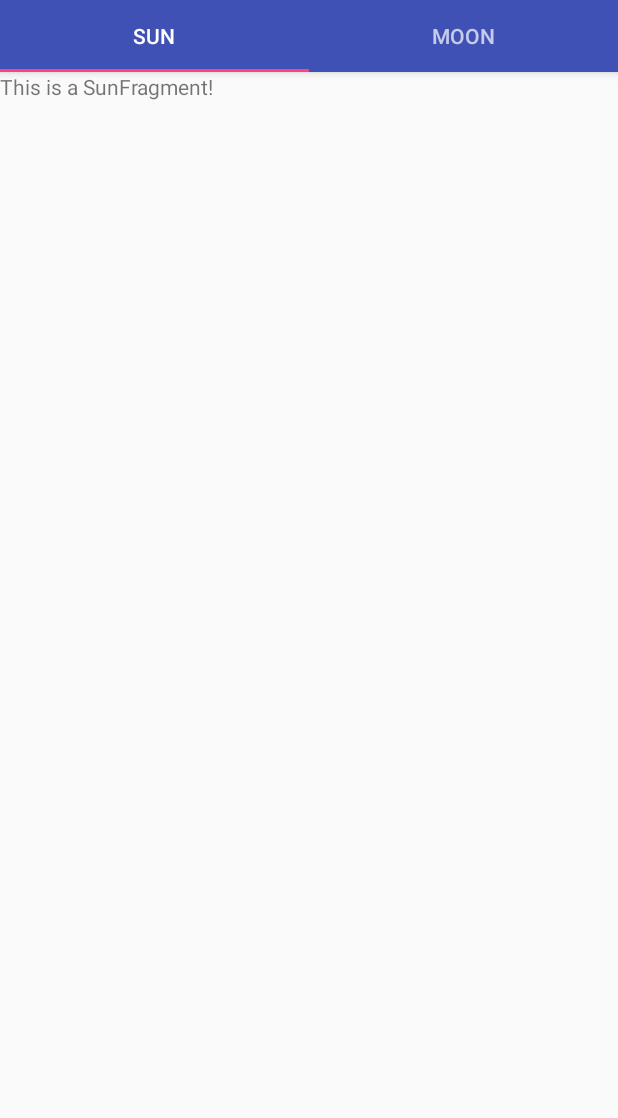
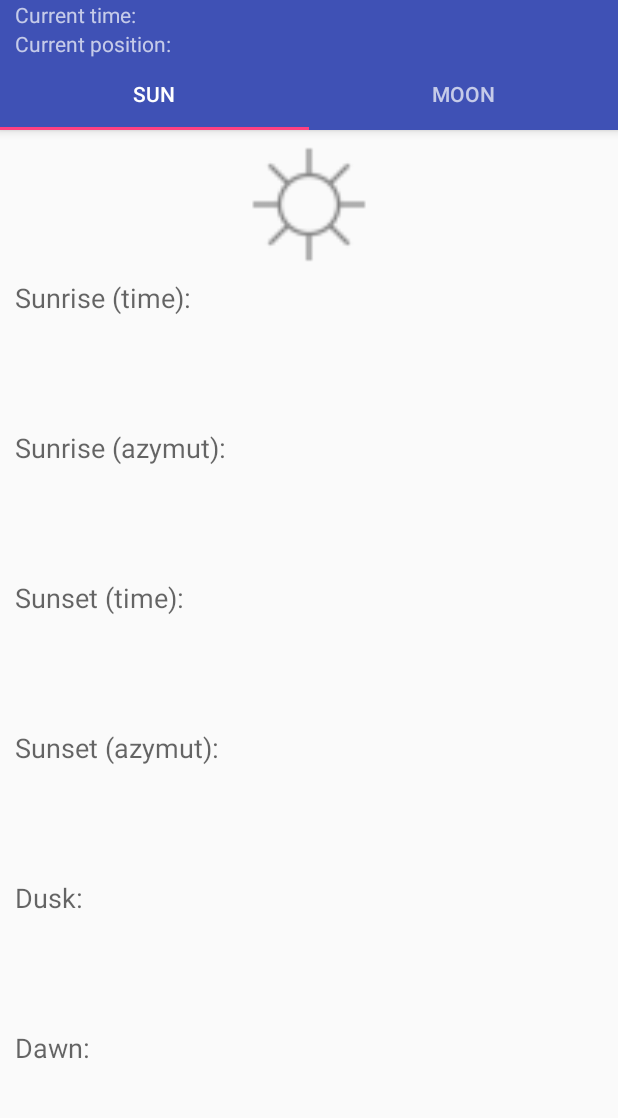
Before and after one commit to aartisoft/AstroWeather, an Android app: the screen it shows after launch (MainActivity), on a phone screen of 412 x 824 dp, the part 57-1175 px from its top. Run offline under Robolectric (Android 15) with nearby library versions, the phone set to English and light mode, and no system bars.

Commit message:
front update

```diff
--- a/app/src/main/AndroidManifest.xml
+++ b/app/src/main/AndroidManifest.xml
@@ -19,6 +19,7 @@
                 <category android:name="android.intent.category.LAUNCHER" />
             </intent-filter>
         </activity>
+        <activity android:name=".Settings"></activity>
     </application>
 
 </manifest>
--- a/app/src/main/java/pl/politechnika/szczesm3/astroweather/MainActivity.java
+++ b/app/src/main/java/pl/politechnika/szczesm3/astroweather/MainActivity.java
@@ -1,5 +1,7 @@
 package pl.politechnika.szczesm3.astroweather;
 
+import android.content.Context;
+import android.content.Intent;
 import android.support.design.widget.TabLayout;
 import android.support.v4.app.FragmentActivity;
 
@@ -10,6 +12,7 @@ import android.support.v4.view.ViewPager;
 import android.os.Bundle;
 import android.view.Menu;
 import android.view.MenuItem;
+import android.view.View;
 
 import pl.politechnika.szczesm3.astroweather.fragment.MoonFragment;
 import pl.politechnika.szczesm3.astroweather.fragment.SunFragment;
@@ -17,8 +20,13 @@ import pl.politechnika.szczesm3.astroweather.fragment.SunFragment;
 public class MainActivity extends FragmentActivity {
 
     private SectionsPagerAdapter mSectionsPagerAdapter;
+    final Context context = this;
+    private ViewPager mViewPager;
 
-    private ViewPager mViewPager;
+    public void enterSettings(View v){
+        Intent intent = new Intent(v.getContext(), Settings.class);
+        startActivity(intent);
+    }
 
     @Override
     protected void onCreate(Bundle savedInstanceState) {
--- a/app/src/main/res/layout-land/activity_main.xml
+++ b/app/src/main/res/layout-land/activity_main.xml
@@ -1,19 +1,91 @@
 <?xml version="1.0" encoding="utf-8"?>
-<LinearLayout xmlns:android="http://schemas.android.com/apk/res/android"
-    android:orientation="horizontal"
-    android:layout_width="fill_parent"
-    android:layout_height="fill_parent">
+<android.support.design.widget.CoordinatorLayout xmlns:android="http://schemas.android.com/apk/res/android"
+    xmlns:app="http://schemas.android.com/apk/res-auto"
+    xmlns:tools="http://schemas.android.com/tools"
+    android:id="@+id/main_content"
+    android:layout_width="match_parent"
+    android:layout_height="match_parent"
+    android:fitsSystemWindows="true"
+    tools:context=".MainActivity">
+
+    <android.support.design.widget.AppBarLayout
+        android:id="@+id/appbar"
+        android:layout_width="match_parent"
+        android:layout_height="wrap_content"
+        android:paddingTop="@dimen/appbar_padding_top"
+        android:theme="@style/AppTheme.AppBarOverlay">
+        <LinearLayout
+            android:layout_width="match_parent"
+            android:layout_height="match_parent"
+            android:orientation="vertical">
+
+            <LinearLayout
+                android:layout_width="match_parent"
+                android:layout_height="0dp"
+                android:layout_weight="2"
+                android:orientation="horizontal">
+
+                <TextView
+                    android:layout_width="0dp"
+                    android:layout_marginLeft="10dp"
+                    android:layout_height="30dp"
+                    android:layout_weight="7"
+                    android:textAppearance="?android:attr/textAppearanceLarge"
+                    android:text="AstroWeather"/>
+
+                <ImageButton
+                    android:layout_height="30dp"
+                    android:layout_width="0dp"
+                    android:layout_weight="1"
+                    android:src="@drawable/ic_settings"
+                    android:scaleType="fitCenter"
+                    android:background="#3F51B5"
+                    android:onClick="menuOnClick"/>
+            </LinearLayout>
+
+            <TextView
+                android:id="@+id/currTime"
+                android:layout_width="match_parent"
+                android:layout_height="0dp"
+                android:layout_weight="1"
+                android:text="Current time: "/>
+
+            <TextView
+                android:id="@+id/currPosition"
+                android:layout_width="match_parent"
+                android:layout_height="0dp"
+                android:layout_weight="1"
+                android:text="Current position: "/>
+        </LinearLayout>
 
 
-    <fragment android:name="pl.politechnika.szczesm3.astroweather.fragment.SunFragment"
-        android:id="@+id/headlines_fragment"
-        android:layout_weight="1"
-        android:layout_width="0dp"
-        android:layout_height="match_parent" />
+        <android.support.design.widget.TabLayout
+            android:id="@+id/tabs"
+            android:layout_width="match_parent"
+            android:layout_height="wrap_content">
 
-    <fragment android:name="pl.politechnika.szczesm3.astroweather.fragment.MoonFragment"
-        android:id="@+id/article_fragment"
-        android:layout_weight="2"
-        android:layout_width="0dp"
-        android:layout_height="match_parent" />
-</LinearLayout>
+            <android.support.design.widget.TabItem
+                android:id="@+id/tabItem"
+                android:layout_width="wrap_content"
+                android:layout_height="wrap_content"
+                android:text="@string/tab_text_1" />
+
+            <android.support.design.widget.TabItem
+                android:id="@+id/tabItem2"
+                android:layout_width="wrap_content"
+                android:layout_height="wrap_content"
+                android:text="@string/tab_text_2" />
+
+
+        </android.support.design.widget.TabLayout>
+    </android.support.design.widget.AppBarLayout>
+
+    <android.support.v4.view.ViewPager
+        android:id="@+id/container"
+        android:layout_width="match_parent"
+        android:layout_height="match_parent"
+        android:layout_marginLeft="10dp"
+        android:layout_marginRight="10dp"
+        app:layout_behavior="@string/appbar_scrolling_view_behavior" />
+
+</android.support.design.widget.CoordinatorLayout>
--- a/app/src/main/res/layout/activity_main.xml
+++ b/app/src/main/res/layout/activity_main.xml
@@ -14,10 +14,15 @@
         android:layout_height="wrap_content"
         android:paddingTop="@dimen/appbar_padding_top"
         android:theme="@style/AppTheme.AppBarOverlay">
+    <LinearLayout
+        android:layout_width="match_parent"
+        android:layout_height="match_parent"
+        android:orientation="vertical">
 
         <LinearLayout
             android:layout_width="match_parent"
-        android:layout_height="wrap_content"
+            android:layout_height="0dp"
+            android:layout_weight="2"
             android:orientation="horizontal">
 
             <TextView
@@ -34,8 +39,27 @@
                 android:layout_weight="1"
                 android:src="@drawable/ic_settings"
                 android:scaleType="fitCenter"
-            android:background="#3F51B5"/>
+                android:background="#3F51B5"
+                android:onClick="enterSettings"/>
         </LinearLayout>
+
+        <TextView
+            android:id="@+id/currTime"
+            android:layout_width="match_parent"
+            android:layout_height="0dp"
+            android:layout_weight="1"
+            android:layout_marginLeft="10dp"
+            android:text="Current time: "/>
+
+        <TextView
+            android:id="@+id/currPosition"
+            android:layout_width="match_parent"
+            android:layout_height="0dp"
+            android:layout_weight="1"
+            android:layout_marginLeft="10dp"
+            android:text="Current position: "/>
+    </LinearLayout>
+
 
         <android.support.design.widget.TabLayout
             android:id="@+id/tabs"
@@ -62,6 +86,8 @@
         android:id="@+id/container"
         android:layout_width="match_parent"
         android:layout_height="match_parent"
+        android:layout_marginLeft="10dp"
+        android:layout_marginRight="10dp"
         app:layout_behavior="@string/appbar_scrolling_view_behavior" />
 
 </android.support.design.widget.CoordinatorLayout>
--- a/app/src/main/res/layout/fragment_sun.xml
+++ b/app/src/main/res/layout/fragment_sun.xml
@@ -1,13 +1,66 @@
 <?xml version="1.0" encoding="utf-8"?>
 <LinearLayout xmlns:android="http://schemas.android.com/apk/res/android"
-    android:orientation="vertical" android:layout_width="match_parent"
+    android:orientation="vertical"
+    android:layout_width="match_parent"
     android:layout_height="match_parent"
+    android:layout_marginLeft="10dp"
+    android:layout_marginRight="10dp"
     xmlns:tools="http://schemas.android.com/tools"
     android:id="@+id/sunFragment"
     tools:context=".fragment.SunFragment">
 
+    <ImageView
+        android:id="@+id/imageView"
+        android:layout_width="match_parent"
+        android:layout_height="0dp"
+        android:layout_weight="1"
+        android:src="@drawable/ic_sun" />
+
     <TextView
+        android:id="@+id/sunriseTime"
         android:layout_width="match_parent"
-        android:layout_height="match_parent"
-        android:text="This is a SunFragment!"/>
+        android:layout_height="0dp"
+        android:layout_weight="1"
+        android:textAppearance="?android:attr/textAppearanceMedium"
+        android:text="Sunrise (time): "/>
+
+    <TextView
+        android:id="@+id/sunriseAzymut"
+        android:layout_width="match_parent"
+        android:layout_height="0dp"
+        android:layout_weight="1"
+        android:textAppearance="?android:attr/textAppearanceMedium"
+        android:text="Sunrise (azymut): "/>
+
+    <TextView
+        android:id="@+id/sunsetTime"
+        android:layout_width="match_parent"
+        android:layout_height="0dp"
+        android:layout_weight="1"
+        android:textAppearance="?android:attr/textAppearanceMedium"
+        android:text="Sunset (time): "/>
+
+    <TextView
+        android:id="@+id/sunsetAzymut"
+        android:layout_width="match_parent"
+        android:layout_height="0dp"
+        android:layout_weight="1"
+        android:textAppearance="?android:attr/textAppearanceMedium"
+        android:text="Sunset (azymut): "/>
+
+    <TextView
+        android:id="@+id/dusk"
+        android:layout_width="match_parent"
+        android:layout_height="0dp"
+        android:layout_weight="1"
+        android:textAppearance="?android:attr/textAppearanceMedium"
+        android:text="Dusk: "/>
+
+    <TextView
+        android:id="@+id/dawn"
+        android:layout_width="match_parent"
+        android:layout_height="0dp"
+        android:layout_weight="1"
+        android:textAppearance="?android:attr/textAppearanceMedium"
+        android:text="Dawn: "/>
 </LinearLayout>
--- a/build.gradle
+++ b/build.gradle
@@ -7,7 +7,7 @@ buildscript {
         jcenter()
     }
     dependencies {
-        classpath 'com.android.tools.build:gradle:3.1.0'
+        classpath 'com.android.tools.build:gradle:3.1.2'
 
 
         // NOTE: Do not place your application dependencies here; they belong
```
Also changed, not shown: app/src/main/java/pl/politechnika/szczesm3/astroweather/Settings.java (added, +67 -0 lines), app/src/main/java/pl/politechnika/szczesm3/astroweather/config/AppConfig.java (added, +50 -0 lines), app/src/main/res/layout/activity_settings.xml (added, +91 -0 lines), app/src/main/res/layout/fragment_moon.xml (+56 -2 lines), app/src/main/res/drawable-hdpi/ic_moon.png (added), app/src/main/res/drawable-hdpi/ic_sun.png (added), app/src/main/res/drawable-mdpi/ic_moon.png (added), app/src/main/res/drawable-mdpi/ic_sun.png (added), app/src/main/res/drawable-xhdpi/ic_moon.png (added), app/src/main/res/drawable-xhdpi/ic_sun.png (added), app/src/main/res/drawable-xxhdpi/ic_moon.png (added), app/src/main/res/drawable-xxhdpi/ic_sun.png (added). Lines whose indentation alone changed are shown as unchanged.
